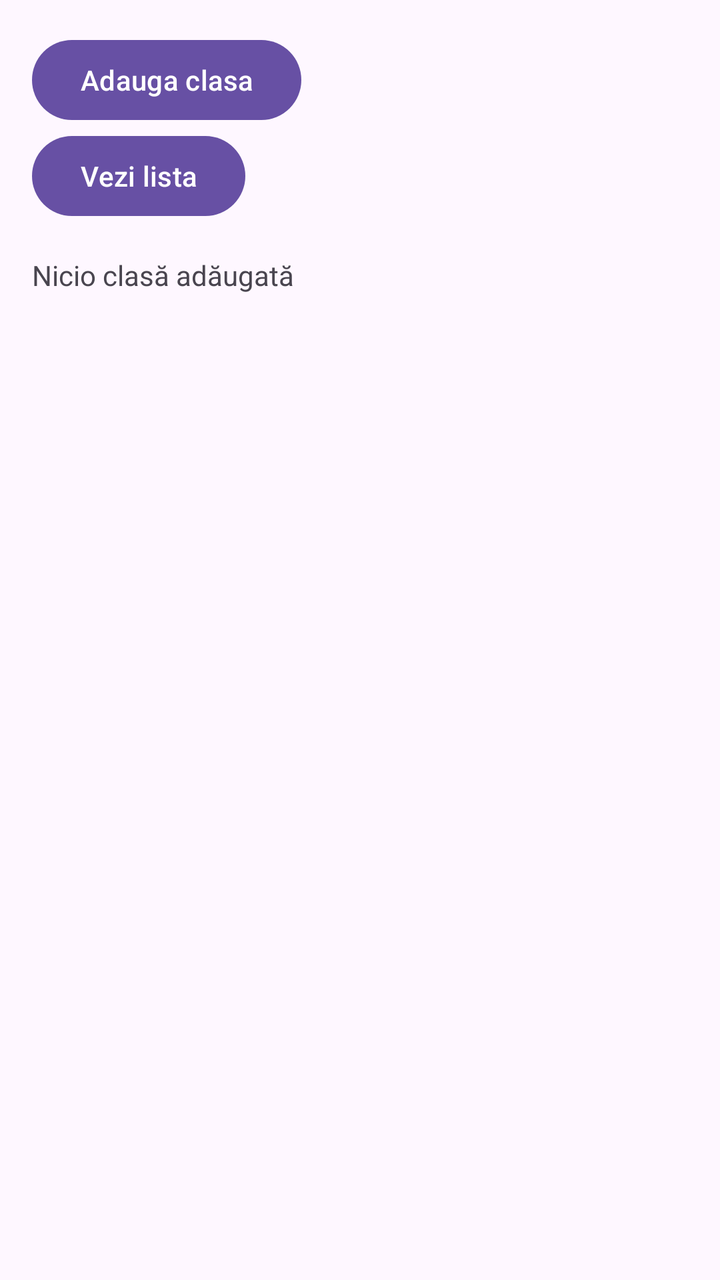
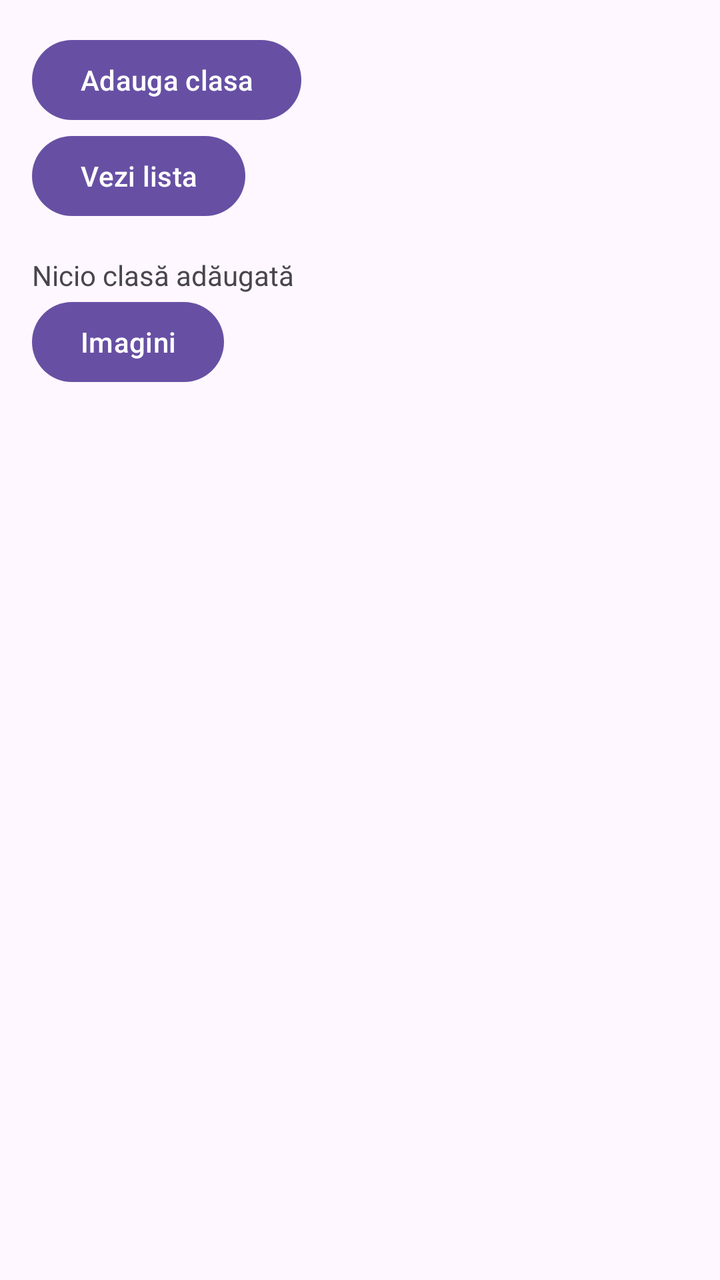

Before-and-after screenshots of an Android layout around one commit, followed by the original layout XML and the change that was made.
<!-- AndroidManifest.xml: application theme Theme.Stefan_Caraenache_ActivitateDAM2026 -->
<!-- res/layout/activity_main.xml -->
<?xml version="1.0" encoding="utf-8"?>
<LinearLayout xmlns:android="http://schemas.android.com/apk/res/android"
    xmlns:tools="http://schemas.android.com/tools"
    android:id="@+id/main"
    android:orientation="vertical"
    android:padding="16dp"
    android:layout_width="match_parent"
    android:layout_height="match_parent"
    tools:context=".MainActivity">

    <Button
        android:id="@+id/btnAdauga"
        android:layout_width="wrap_content"
        android:layout_height="wrap_content"
        android:text="@string/adauga_clasa" />

    <Button
        android:id="@+id/btnLista"
        android:layout_width="wrap_content"
        android:layout_height="wrap_content"
        android:text="Vezi lista" />

    <TextView
        android:id="@+id/tvClasa"
        android:layout_width="match_parent"
        android:layout_height="wrap_content"
        android:layout_marginTop="16dp"
        android:text="Nicio clasă adăugată" />

</LinearLayout>
<!-- resources referenced by this layout -->
<resources>
  <string name="adauga_clasa">Adauga clasa</string>
  <style name="Theme.Stefan_Caraenache_ActivitateDAM2026" parent="Base.Theme.Stefan_Caraenache_ActivitateDAM2026" />
  <style name="Base.Theme.Stefan_Caraenache_ActivitateDAM2026" parent="Theme.Material3.DayNight.NoActionBar">
          
          
      </style>
</resources>

<!-- the commit's change to res/layout/activity_main.xml (unified diff, before → after) -->
@@ -27,4 +27,10 @@
         android:layout_marginTop="16dp"
         android:text="Nicio clasă adăugată" />
 
+    <Button
+        android:id="@+id/btnImagini"
+        android:layout_width="wrap_content"
+        android:layout_height="wrap_content"
+        android:text="@string/btnImagini" />
+
 </LinearLayout>
<!-- resource entries referenced after the edit -->
@@ -1,6 +1,7 @@
 <!-- resources referenced by this layout -->
 <resources>
   <string name="adauga_clasa">Adauga clasa</string>
+  <string name="btnImagini">Imagini</string>
   <style name="Theme.Stefan_Caraenache_ActivitateDAM2026" parent="Base.Theme.Stefan_Caraenache_ActivitateDAM2026" />
   <style name="Base.Theme.Stefan_Caraenache_ActivitateDAM2026" parent="Theme.Material3.DayNight.NoActionBar">
           
